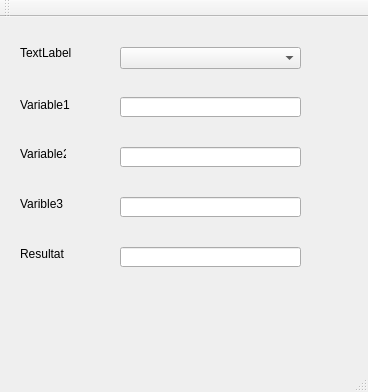
Before: the Qt Designer form Calculator/QCalculator/qcalculator.ui in amouhk/project_qt, drawn with Qt 5.
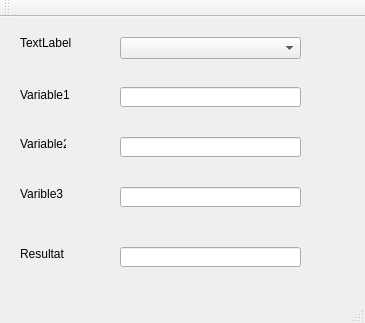
After: the same form once the commit is applied.

Diff of the .ui file:
```diff
--- a/Calculator/QCalculator/qcalculator.ui
+++ b/Calculator/QCalculator/qcalculator.ui
@@ -6,8 +6,8 @@
    <rect>
     <x>0</x>
     <y>0</y>
-    <width>368</width>
-    <height>392</height>
+    <width>365</width>
+    <height>323</height>
    </rect>
   </property>
   <property name="windowTitle">
@@ -18,7 +18,7 @@
     <property name="geometry">
      <rect>
       <x>20</x>
-      <y>20</y>
+      <y>10</y>
       <width>61</width>
       <height>31</height>
      </rect>
@@ -31,7 +31,7 @@
     <property name="geometry">
      <rect>
       <x>20</x>
-      <y>80</y>
+      <y>70</y>
       <width>61</width>
       <height>16</height>
      </rect>
@@ -44,7 +44,7 @@
     <property name="geometry">
      <rect>
       <x>20</x>
-      <y>130</y>
+      <y>120</y>
       <width>46</width>
       <height>13</height>
      </rect>
@@ -57,7 +57,7 @@
     <property name="geometry">
      <rect>
       <x>20</x>
-      <y>180</y>
+      <y>170</y>
       <width>46</width>
       <height>13</height>
      </rect>
@@ -83,7 +83,7 @@
     <property name="geometry">
      <rect>
       <x>120</x>
-      <y>30</y>
+      <y>20</y>
       <width>181</width>
       <height>22</height>
      </rect>
@@ -93,7 +93,7 @@
     <property name="geometry">
      <rect>
       <x>120</x>
-      <y>80</y>
+      <y>70</y>
       <width>181</width>
       <height>20</height>
      </rect>
@@ -103,7 +103,7 @@
     <property name="geometry">
      <rect>
       <x>120</x>
-      <y>130</y>
+      <y>120</y>
       <width>181</width>
       <height>20</height>
      </rect>
@@ -113,7 +113,7 @@
     <property name="geometry">
      <rect>
       <x>120</x>
-      <y>180</y>
+      <y>170</y>
       <width>181</width>
       <height>20</height>
      </rect>
```
Left out of the diff: 4 changed lines with no effect on the pictures.
